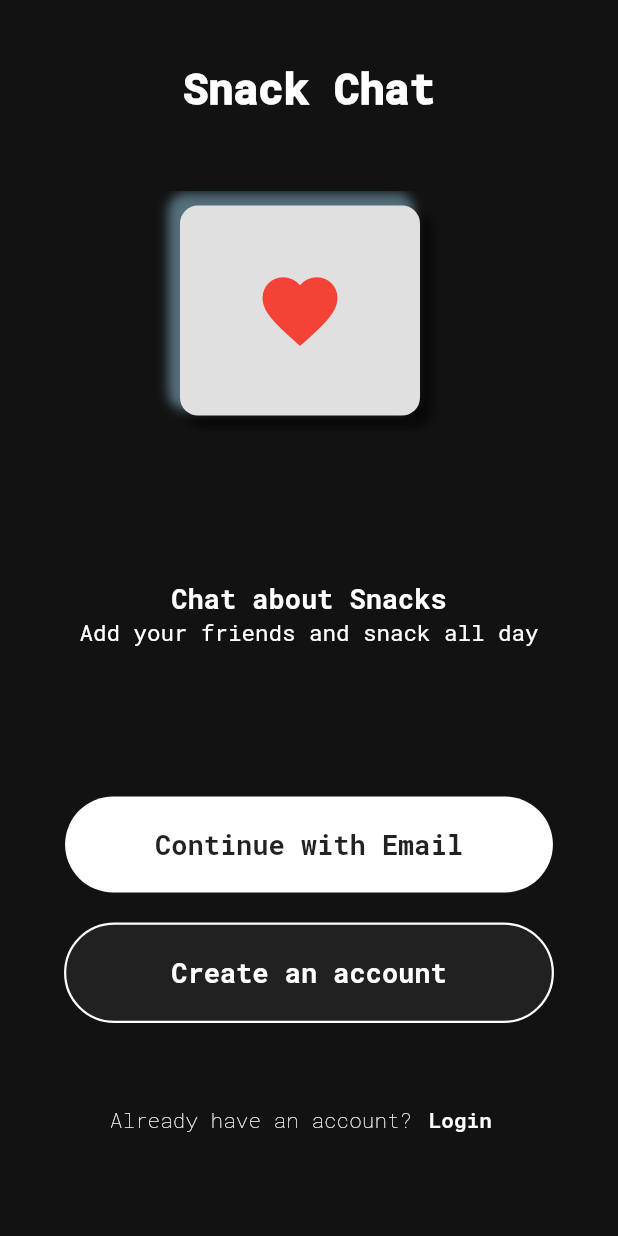
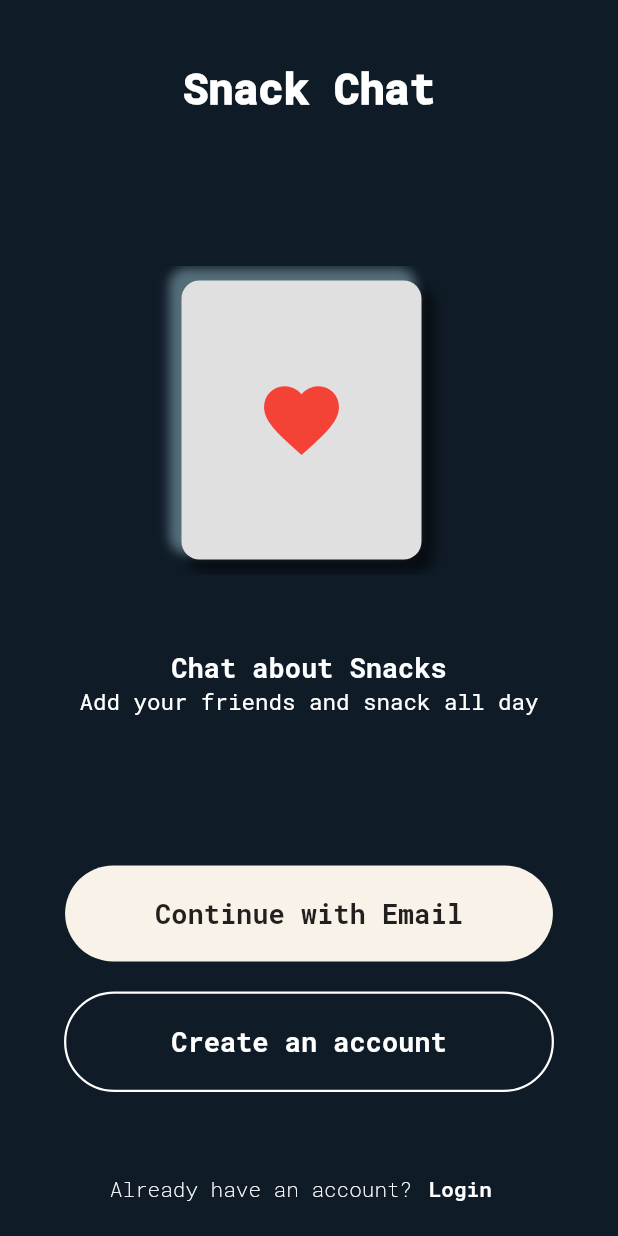
Before and after one commit to DuanBoomer/Snack-App, a Flutter app: the screen it shows after launch, on a phone screen of 412 x 824 dp. Run offline on Flutter 3.47's test engine with Material 2 defaults, Android fonts, the phone set to English and light mode, and no system bars; drawn by our look-alikes of carousel_slider; our stand-ins replace google_fonts.

Commit message:
Finished the login page # Added a carousal for the images # Updated the LoginImageButton to have custom icons and icon color # Color corrected the theme

```diff
--- a/lib/login.dart
+++ b/lib/login.dart
@@ -1,9 +1,50 @@
 import 'package:flutter/material.dart';
-import 'package:snackapp/home.dart';
-import 'package:snackapp/loginImageButton.dart';
+// import 'package:snackapp/carousalSlider.dart';
+// import 'package:snackapp/home.dart';
+// import 'package:snackapp/loginImageButton.dart';
 import 'package:snackapp/register.dart';
+import 'package:google_fonts/google_fonts.dart';
+import 'package:carousel_slider/carousel_slider.dart';
 
-import 'package:google_fonts/google_fonts.dart';
+class LoginImageButton extends StatelessWidget {
+  final IconData icon;
+  final Color color;
+  LoginImageButton({required this.icon, required this.color});
+
+  @override
+  Widget build(BuildContext context) {
+    return Padding(
+      padding: const EdgeInsets.only(left: 20, right: 30, top: 10, bottom: 10),
+      child: Container(
+        width: 160,
+        height: 160,
+        // padding: EdgeInsets.all(80),
+        child: Icon(
+          icon,
+          size: 60,
+          color: color,
+        ),
+        decoration: BoxDecoration(
+            color: Colors.grey[300],
+            borderRadius: BorderRadius.circular(12),
+            boxShadow: [
+              BoxShadow(
+                color: Colors.black54,
+                offset: Offset(6, 6),
+                blurRadius: 5,
+                spreadRadius: 2,
+              ),
+              BoxShadow(
+                color: Colors.blueGrey.shade600,
+                offset: Offset(-6, -6),
+                blurRadius: 5,
+                spreadRadius: 2,
+              ),
+            ]),
+      ),
+    );
+  }
+}
 
 class LoginPageText extends StatelessWidget {
   final String text;
@@ -43,7 +84,7 @@ class LoginState extends State<Login> {
   @override
   Widget build(BuildContext context) {
     return Scaffold(
-      backgroundColor: Color.fromARGB(255, 18, 18, 18),
+      backgroundColor: Color.fromARGB(255, 15, 27, 39),
       body: SafeArea(
           child: Center(
               child: Column(
@@ -62,21 +103,31 @@ class LoginState extends State<Login> {
           // LoginImageButton(),
 
           Padding(
-            padding: const EdgeInsets.only(left: 100, right: 100, bottom: 100),
+            padding: const EdgeInsets.only(bottom: 50, top: 50),
             child: Container(
-              height: 160,
-              child: ListView.builder(
-                // padding: EdgeInsets.symmetric(horizontal: 200),
-                itemCount: 3,
-                scrollDirection: Axis.horizontal,
-                itemBuilder: (context, index) {
-                  return Row(
-                    children: [
-                      // SizedBox(width: 100,),
-                      LoginImageButton(),
-                    ],
-                  );
-                },
+              child: CarouselSlider(
+                options: CarouselOptions(
+                  // enableInfiniteScroll: false,
+                  aspectRatio: 2,
+                ),
+                items: [
+                  LoginImageButton(
+                    icon: Icons.favorite,
+                    color: Colors.red,
+                  ),
+                  LoginImageButton(
+                    icon: Icons.breakfast_dining,
+                    color: Colors.brown.shade600,
+                  ),
+                  LoginImageButton(
+                    icon: Icons.local_pizza,
+                    color: Colors.orange,
+                  ),
+                  LoginImageButton(
+                    icon: Icons.coffee,
+                    color: Colors.brown.shade900,
+                  ),
+                ],
               ),
             ),
           ),
@@ -109,7 +160,7 @@ class LoginState extends State<Login> {
                 padding: EdgeInsets.symmetric(vertical: 20, horizontal: 60),
                 // width: 200,
                 decoration: BoxDecoration(
-                  color: Colors.white,
+                  color: Color.fromARGB(255, 249, 242, 232),
                   borderRadius: BorderRadius.circular(100),
                 ),
                 child: LoginPageText(
@@ -129,7 +180,7 @@ class LoginState extends State<Login> {
                 padding: EdgeInsets.symmetric(vertical: 20, horizontal: 70),
                 // width: 200,
                 decoration: BoxDecoration(
-                  color: Colors.grey.shade900,
+                  color: Color.fromARGB(255, 15, 27, 39),
                   border: Border.all(
                     color: Colors.white,
                     width: 1.5,
@@ -151,7 +202,7 @@ class LoginState extends State<Login> {
               LoginPageText(
                 text: "Already have an account?",
                 color: Colors.white,
-                fontweight: FontWeight.w100,
+                fontweight: FontWeight.w200,
                 fontsize: 14,
               ),
               TextButton(
--- a/lib/main.dart
+++ b/lib/main.dart
@@ -1,4 +1,5 @@
 import 'package:flutter/material.dart';
+// import 'package:snackapp/carousalSlider.dart/';
 import 'package:snackapp/login.dart';
 
 void main() {
@@ -11,6 +12,7 @@ class MyApp extends StatelessWidget {
   Widget build(BuildContext context) {
     return const MaterialApp(
       title: "Snack App",
+      // home: CarouSlider(),
       home: Login(),
     );
   }
--- a/pubspec.yaml
+++ b/pubspec.yaml
@@ -37,6 +37,7 @@ dependencies:
   # Use with the CupertinoIcons class for iOS style icons.
   cupertino_icons: ^1.0.2
   google_fonts: ^3.0.1
+  carousel_slider: ^4.1.1
 
 dev_dependencies:
   flutter_test:
```
Also changed, not shown: lib/carousalSlider.dart (added, +35 -0 lines), pubspec.lock.
